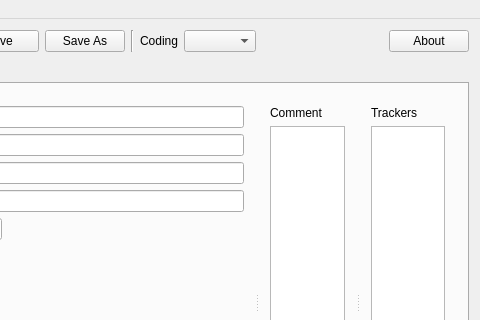
torrent-file-editor/torrent-file-editor, file mainwindow.ui: the form before one commit; both pictures show x 224 to 704 and y 0 to 320 of the 704 by 533 pixel window.
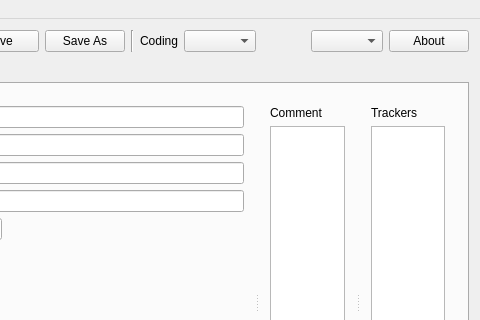
The form after the commit. Icons and pictures are not drawn. Custom widgets are drawn as their Qt base class.

Patch:
```diff
--- a/mainwindow.ui
+++ b/mainwindow.ui
@@ -82,6 +82,9 @@
         </property>
        </spacer>
       </item>
+      <item>
+       <widget class="QComboBox" name="cmbTranslation"/>
+      </item>
       <item>
        <widget class="QPushButton" name="btnAbout">
         <property name="text">
```
